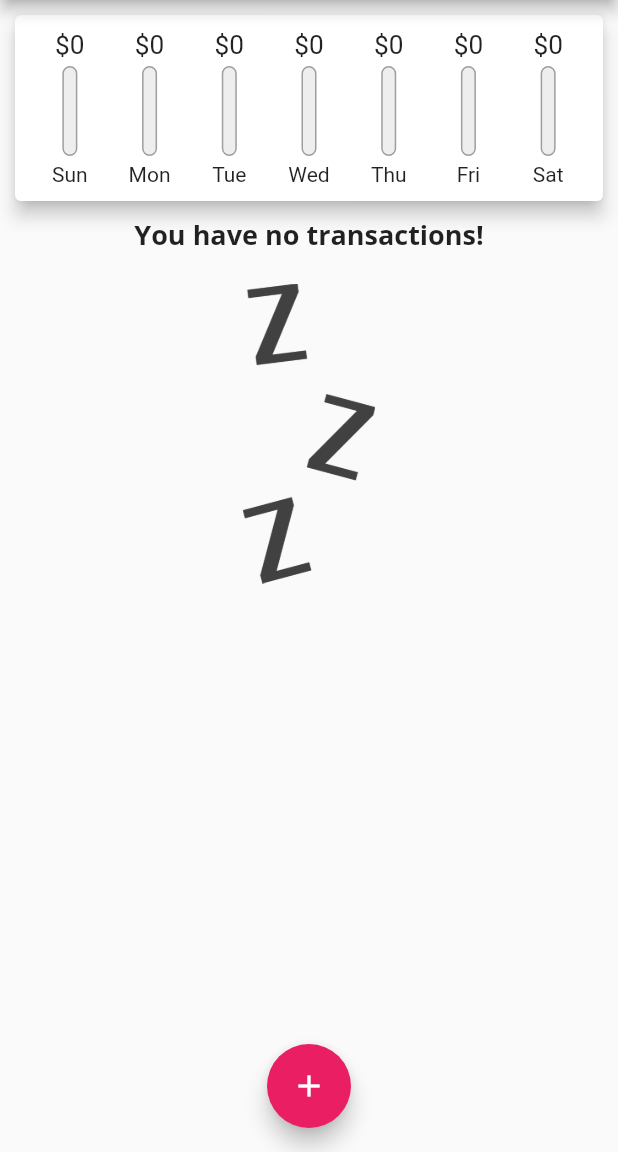
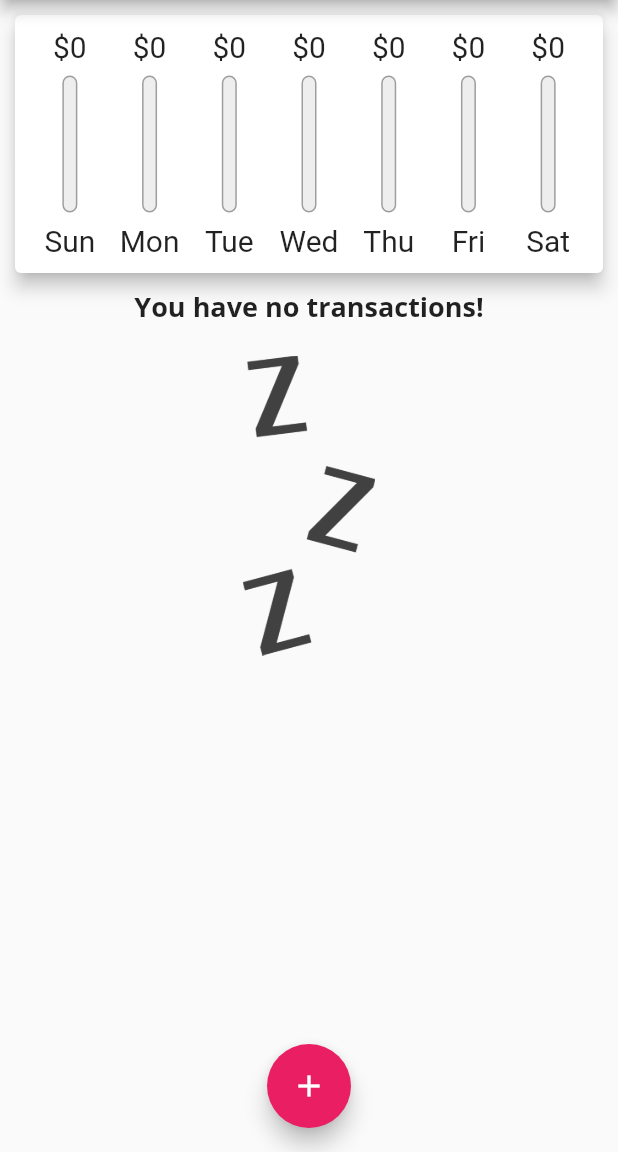
Before and after one commit to kensodemann/personal_expenses, a Flutter app: the screen it shows after launch, on a phone screen of 412 x 824 dp, the part 84-1236 px from its top. Run offline on Flutter 3.47's test engine with Material 2 defaults, Android fonts, the phone set to English and light mode, and no system bars.

Commit message:
feat(ui): make the application responsive

```diff
--- a/lib/pages/home.dart
+++ b/lib/pages/home.dart
@@ -54,8 +54,7 @@ class _MyHomePageState extends State<MyHomePage> {
 
   @override
   Widget build(BuildContext context) {
-    return Scaffold(
-      appBar: AppBar(
+    final appBar = AppBar(
       title: Text(widget.title),
       actions: [
         IconButton(
@@ -63,15 +62,26 @@ class _MyHomePageState extends State<MyHomePage> {
           onPressed: () => _startAddNewTransaction(context),
         ),
       ],
-      ),
+    );
+    final availableHeight = MediaQuery.of(context).size.height -
+        MediaQuery.of(context).padding.top -
+        appBar.preferredSize.height;
+    return Scaffold(
+      appBar: appBar,
       body: SingleChildScrollView(
         child: Column(
           crossAxisAlignment: CrossAxisAlignment.stretch,
           children: [
-            Chart(_recentTransactions),
-            TransactionList(
+            SizedBox(
+              height: availableHeight * 0.25,
+              child: Chart(_recentTransactions),
+            ),
+            SizedBox(
+              height: availableHeight * 0.75,
+              child: TransactionList(
                 _transactions,
                 onRemoveTransaction: _deleteTransaction,
+              ),
             ),
           ],
         ),
--- a/lib/widgets/chart_bar.dart
+++ b/lib/widgets/chart_bar.dart
@@ -14,17 +14,18 @@ class ChartBar extends StatelessWidget {
 
   @override
   Widget build(BuildContext context) {
+    return LayoutBuilder(builder: (ctx, constraints) {
       return Column(
         children: [
           SizedBox(
-          height: 20,
+            height: constraints.maxHeight * 0.15,
             child: FittedBox(
               child: Text('\$${amount.toStringAsFixed(0)}'),
             ),
           ),
-        const SizedBox(height: 4),
+          SizedBox(height: constraints.maxHeight * 0.05),
           SizedBox(
-          height: 60,
+            height: constraints.maxHeight * 0.6,
             width: 10,
             child: Stack(
               children: [
@@ -50,9 +51,15 @@ class ChartBar extends StatelessWidget {
               ],
             ),
           ),
-        const SizedBox(height: 4),
-        Text(label),
+          SizedBox(height: constraints.maxHeight * 0.05),
+          SizedBox(
+            height: constraints.maxHeight * 0.15,
+            child: FittedBox(
+              child: Text(label),
+            ),
+          ),
         ],
       );
+    });
   }
 }
--- a/lib/widgets/transaction_list.dart
+++ b/lib/widgets/transaction_list.dart
@@ -13,9 +13,7 @@ class TransactionList extends StatelessWidget {
 
   @override
   Widget build(BuildContext context) {
-    return SizedBox(
-      height: 300,
-      child: _transactions.isEmpty
+    return _transactions.isEmpty
         ? Column(
             children: [
               Text(
@@ -40,7 +38,6 @@ class TransactionList extends StatelessWidget {
               onRemoveTransaction: onRemoveTransaction,
             ),
             itemCount: _transactions.length,
-            ),
           );
   }
 }
```
Lines whose indentation alone changed are shown as unchanged.
